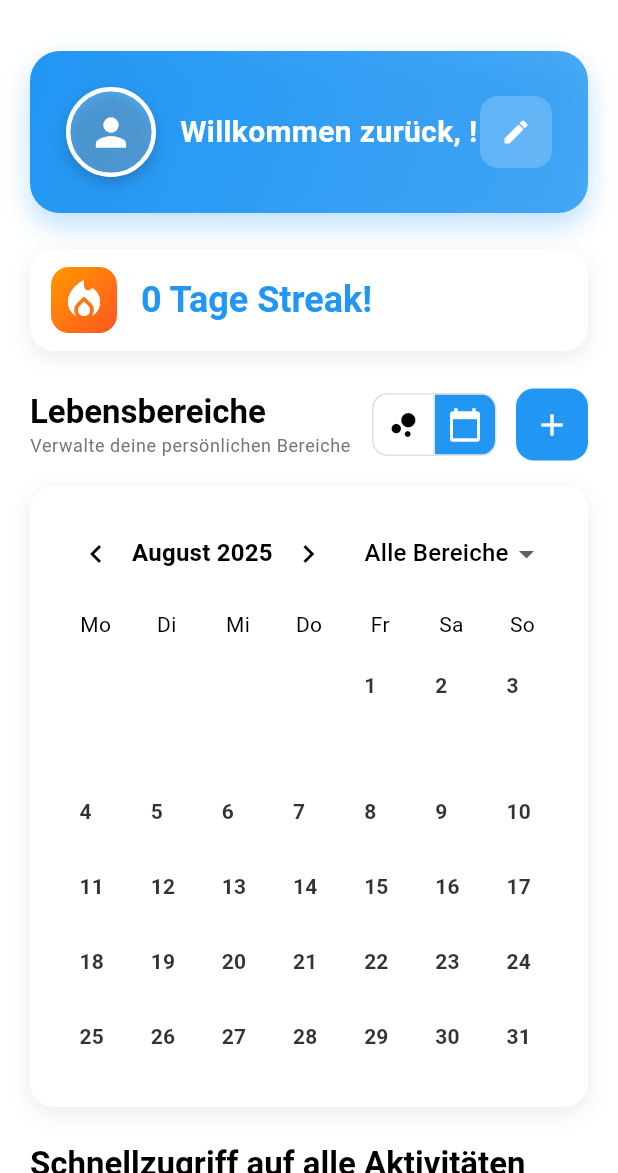
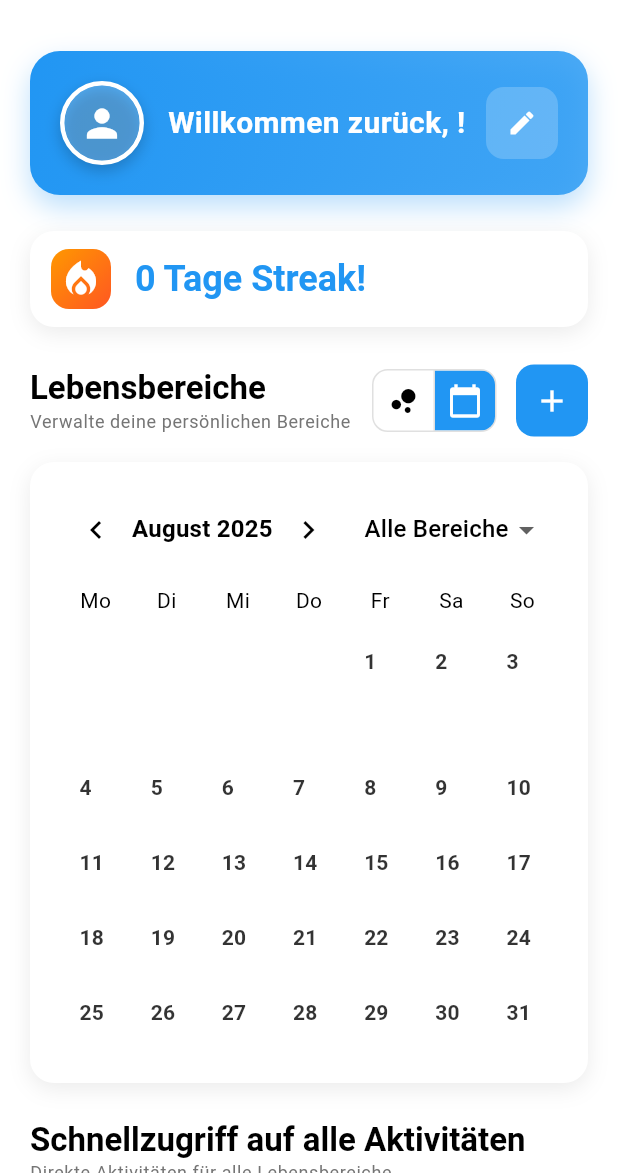
Before and after one commit to LucaMucre/progresso, a Flutter app: the screen it shows once a user with an empty profile is signed in, after a tap on the "calendar today" icon, on a phone screen of 412 x 824 dp, the part 63-1236 px from its top. Run offline on Flutter 3.47's test engine with Material 3 defaults, Android fonts, the phone set to English and light mode, and no system bars; our stand-ins replace flutter_dotenv, flutter_riverpod, image_picker, riverpod_annotation, shared_preferences, supabase_flutter; missing offline and left inert: dart:html, flutter_quill; accounts and stored records are empty; generated files the repository leaves out were written again; network calls fail; statements that could not run were skipped.

Commit message:
Align text vertically with icons in welcome and streak cards; further reduce card heights (padding, icon sizes, hero row).

```diff
--- a/lib/dashboard_page.dart
+++ b/lib/dashboard_page.dart
@@ -966,8 +966,8 @@ class _DashboardPageState extends State<DashboardPage> {
                       return Row(
                         children: [
                           Container(
-                            width: 44,
-                            height: 44,
+                            width: 40,
+                            height: 40,
                             decoration: BoxDecoration(
                               gradient: const LinearGradient(
                                 colors: [Colors.orange, Colors.deepOrange],
@@ -980,7 +980,7 @@ class _DashboardPageState extends State<DashboardPage> {
                               child: Icon(
                                 Icons.local_fire_department,
                                 color: Colors.white,
-                                size: 32,
+                                size: 30,
                               ),
                             ),
                           ),
@@ -988,6 +988,7 @@ class _DashboardPageState extends State<DashboardPage> {
                           Expanded(
                             child: Column(
                               crossAxisAlignment: CrossAxisAlignment.start,
+                              mainAxisAlignment: MainAxisAlignment.center,
                               children: [
                                 Text(
                                   '$streak Tage Streak!',
@@ -1007,7 +1008,7 @@ class _DashboardPageState extends State<DashboardPage> {
                 );
 
                 if (isWide) {
-                  const double heroRowHeight = 96;
+                  const double heroRowHeight = 88;
                   return Row(
                     crossAxisAlignment: CrossAxisAlignment.start,
                     children: [
--- a/lib/widgets/profile_header_widget.dart
+++ b/lib/widgets/profile_header_widget.dart
@@ -136,8 +136,8 @@ class _ProfileHeaderWidgetState extends State<ProfileHeaderWidget> {
       );
     }
 
-    final double padding = widget.compact ? 10 : 24;
-    final double avatarSize = widget.compact ? 40 : 60;
+    final double padding = widget.compact ? 8 : 20;
+    final double avatarSize = widget.compact ? 36 : 56;
     final double titleFontSize = widget.compact ? 16 : 20;
 
     return Container(
@@ -232,6 +232,7 @@ class _ProfileHeaderWidgetState extends State<ProfileHeaderWidget> {
           Expanded(
             child: Column(
               crossAxisAlignment: CrossAxisAlignment.start,
+              mainAxisAlignment: MainAxisAlignment.center,
               children: [
                 Text(
                   'Willkommen zurück, ${_userName ?? 'User'}!',
```
